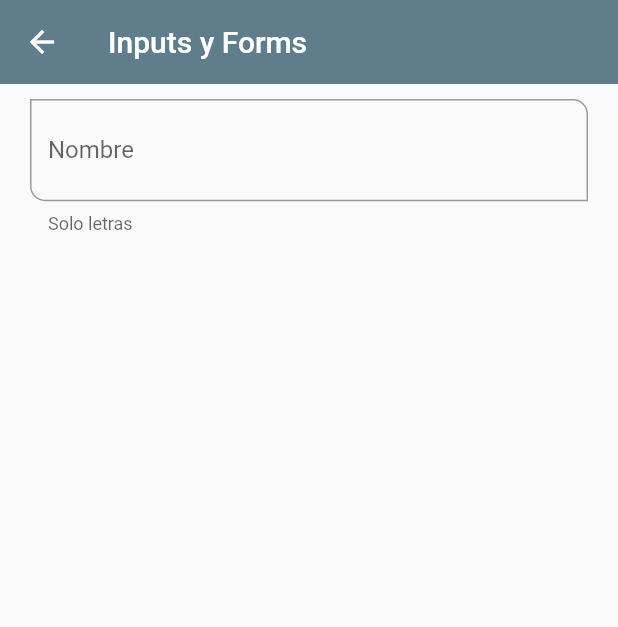
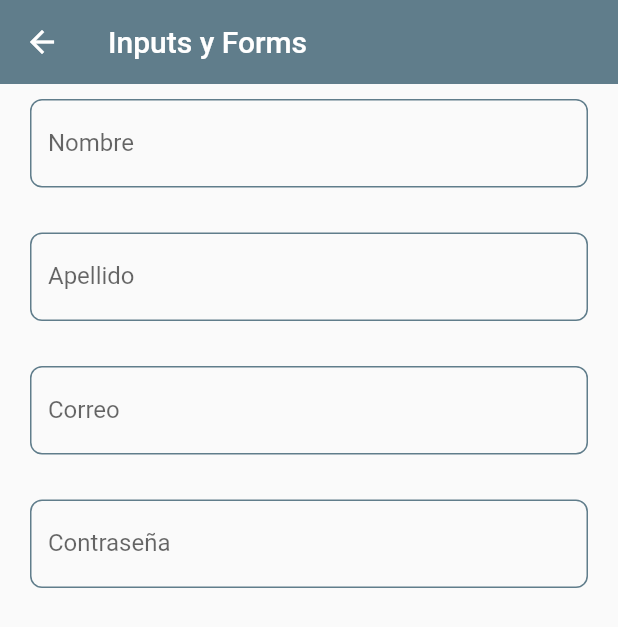
Before and after one commit to ericyec/flutter_components, a Flutter app: the InputsScreen screen opened by its route, on a phone screen of 412 x 824 dp. Shown: the top 627 px of the screen. Run offline on Flutter 3.47's test engine with Material 2 defaults, Android fonts, the phone set to English and light mode, and no system bars.

Commit message:
Creando TextFormFields personalizados

```diff
--- a/lib/router/app_routes.dart
+++ b/lib/router/app_routes.dart
@@ -48,6 +48,11 @@ class AppRoutes {
         name: 'Text Inputs',
         screen: const InputsScreen(),
         icon: Icons.input_rounded),
+    MenuOption(
+        route: '/lisviewBuilder',
+        name: 'List View Builder',
+        screen: const ListviewBuilderScreen(),
+        icon: Icons.list),
   ];
 
   static Map<String, Widget Function(BuildContext)> getAppRoutes() {
--- a/lib/screens/inputs_screen.dart
+++ b/lib/screens/inputs_screen.dart
@@ -1,4 +1,6 @@
 import 'package:flutter/material.dart';
+
+import '../widgets/widgets.dart';
 
 class InputsScreen extends StatelessWidget {
   const InputsScreen({Key? key}) : super(key: key);
@@ -13,30 +15,38 @@ class InputsScreen extends StatelessWidget {
           child: Padding(
         padding: const EdgeInsets.symmetric(vertical: 10, horizontal: 20),
         child: Column(
-          children: [
-            // *** Permite trabajar con formularios y validaciones
-            TextFormField(
-              autofocus: false,
-              //initialValue: 'Eric',
-              textCapitalization: TextCapitalization.words,
-              onChanged: (value) {
-                print(value);
-              },
-              validator: (value) {
-                if (value == null) return 'Es requerido';
-                return value.length < 3 ? 'Mínimo 3 letras' : null;
-              },
-              autovalidateMode: AutovalidateMode.onUserInteraction,
-              decoration: const InputDecoration(
-                  hintText: 'Nombre del usuario',
-                  labelText: 'Nombre',
-                  helperText: 'Solo letras',
-                  suffix: Icon(Icons.person),
-                  border: OutlineInputBorder(
-                      borderRadius: BorderRadius.only(
-                          bottomLeft: Radius.circular(10),
-                          topRight: Radius.circular(10)))),
-            )
+          children: const [
+            CustomInputField(
+              labelText: "Nombre",
+              hintText: "Nombre del usuario",
+            ),
+            SizedBox(
+              height: 30,
+            ),
+            CustomInputField(
+              labelText: "Apellido",
+              hintText: "Apellido del usuario",
+            ),
+            SizedBox(
+              height: 30,
+            ),
+            CustomInputField(
+              labelText: "Correo",
+              hintText: "Correo del usuario",
+              keyboardType: TextInputType.emailAddress,
+            ),
+            SizedBox(
+              height: 30,
+            ),
+            CustomInputField(
+              labelText: "Contraseña",
+              hintText: "Contraseña",
+              keyboardType: TextInputType.emailAddress,
+              obscureText: true,
+            ),
+            SizedBox(
+              height: 30,
+            ),
           ],
         ),
       )),
--- a/lib/screens/screens.dart
+++ b/lib/screens/screens.dart
@@ -4,5 +4,6 @@ export 'package:flutter_components/screens/avatar_screen.dart';
 export 'package:flutter_components/screens/card_screen.dart';
 export 'package:flutter_components/screens/home_screen.dart';
 export 'package:flutter_components/screens/inputs_screen.dart';
+export 'package:flutter_components/screens/listview_builder_screen.dart';
 export 'package:flutter_components/screens/listview1_screen.dart';
 export 'package:flutter_components/screens/listview2_screen..dart';
--- a/lib/themes/app_theme.dart
+++ b/lib/themes/app_theme.dart
@@ -19,6 +19,22 @@ class AppTheme {
       elevatedButtonTheme: ElevatedButtonThemeData(
         style: ElevatedButton.styleFrom(
             primary: primary, shape: const StadiumBorder(), elevation: 0),
+      ),
+
+      // INPUTS
+      inputDecorationTheme: const InputDecorationTheme(
+        floatingLabelStyle: TextStyle(color: primary),
+        enabledBorder: OutlineInputBorder(
+          borderSide: BorderSide(color: primary),
+          borderRadius: BorderRadius.all(Radius.circular(8)),
+        ),
+        focusedBorder: OutlineInputBorder(
+          borderSide: BorderSide(color: primary),
+          borderRadius: BorderRadius.all(Radius.circular(8)),
+        ),
+        border: OutlineInputBorder(
+          borderRadius: BorderRadius.all(Radius.circular(8)),
+        ),
       )
       //
       );
--- /dev/null
+++ b/lib/widgets/custom_input_field.dart
@@ -0,0 +1,50 @@
+// *** Permite trabajar con formularios y validaciones
+import 'package:flutter/material.dart';
+
+class CustomInputField extends StatelessWidget {
+  final String? hintText;
+  final String? labelText;
+  final String? helperText;
+  final IconData? icon;
+  final IconData? suffixIcon;
+  final TextInputType? keyboardType;
+  final bool obscureText;
+
+  const CustomInputField({
+    Key? key,
+    this.hintText,
+    this.labelText,
+    this.helperText,
+    this.icon,
+    this.suffixIcon,
+    this.keyboardType,
+    this.obscureText = false,
+  }) : super(key: key);
+
+  @override
+  Widget build(BuildContext context) {
+    return TextFormField(
+      autofocus: false,
+      //initialValue: 'Eric',
+      textCapitalization: TextCapitalization.words,
+      keyboardType: keyboardType == null ? null : TextInputType.emailAddress,
+      obscureText: obscureText,
+      onChanged: (value) {
+        print(value);
+      },
+      validator: (value) {
+        if (value == null) return 'Es requerido';
+        return value.length < 3 ? 'Mínimo 3 letras' : null;
+      },
+      autovalidateMode: AutovalidateMode.onUserInteraction,
+      decoration: InputDecoration(
+        hintText: hintText,
+        labelText: labelText,
+        helperText: helperText,
+        suffix: suffixIcon == null ? null : Icon(suffixIcon),
+        icon: icon == null ? null : Icon(icon),
+        // El estilo de los TextFormFiels se definio en el app_theme.dart
+      ),
+    );
+  }
+}
--- a/lib/widgets/widgets.dart
+++ b/lib/widgets/widgets.dart
@@ -1,2 +1,3 @@
 export 'package:flutter_components/widgets/custom_card_type_a.dart';
 export 'package:flutter_components/widgets/custom_card_type_b.dart';
+export 'package:flutter_components/widgets/custom_input_field.dart';
```
Also changed, not shown: lib/screens/listview_builder_screen.dart (added, +108 -0 lines).
